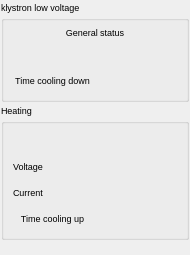
Above: src/widgets/ui/klystronLV.ui from srgblnch/LinacGUI before the change. Below: the same form after it.
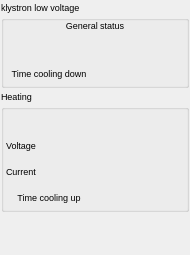
That is the form after the change. Custom widgets are drawn as their Qt base class.

Commit message: homogenize the margins in the widgets and popups

```diff
--- a/src/widgets/ui/klystronLV.ui
+++ b/src/widgets/ui/klystronLV.ui
@@ -31,6 +31,9 @@
       <string>klystron low voltage</string>
      </property>
      <layout class="QVBoxLayout" name="verticalLayout">
+      <property name="margin">
+       <number>2</number>
+      </property>
       <item>
        <widget class="QLabel" name="LV_StatusLabel">
         <property name="text">
@@ -92,6 +95,9 @@
       <string>Heating</string>
      </property>
      <layout class="QGridLayout" name="gridLayout_2">
+      <property name="margin">
+       <number>2</number>
+      </property>
       <item row="0" column="0">
        <widget class="TaurusLabel" name="heatStatus">
         <property name="minimumSize">
```
The commit also changes 27 other files.
